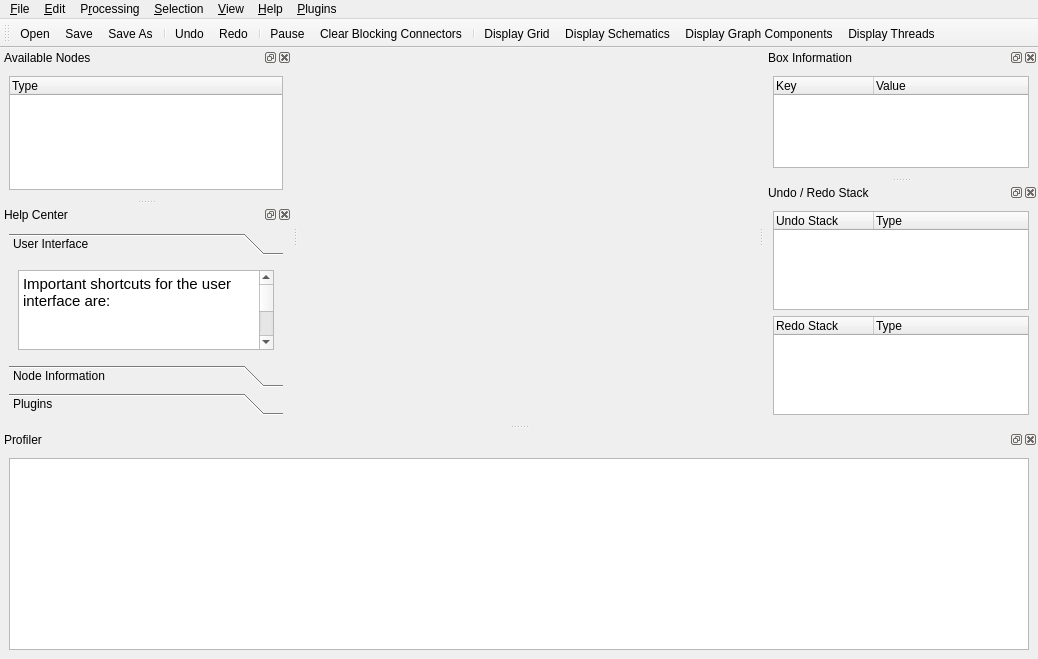
First picture: the form in src/csapex/ui/csapex_window.ui, repository cogsys-tuebingen/csapex, before the edit.
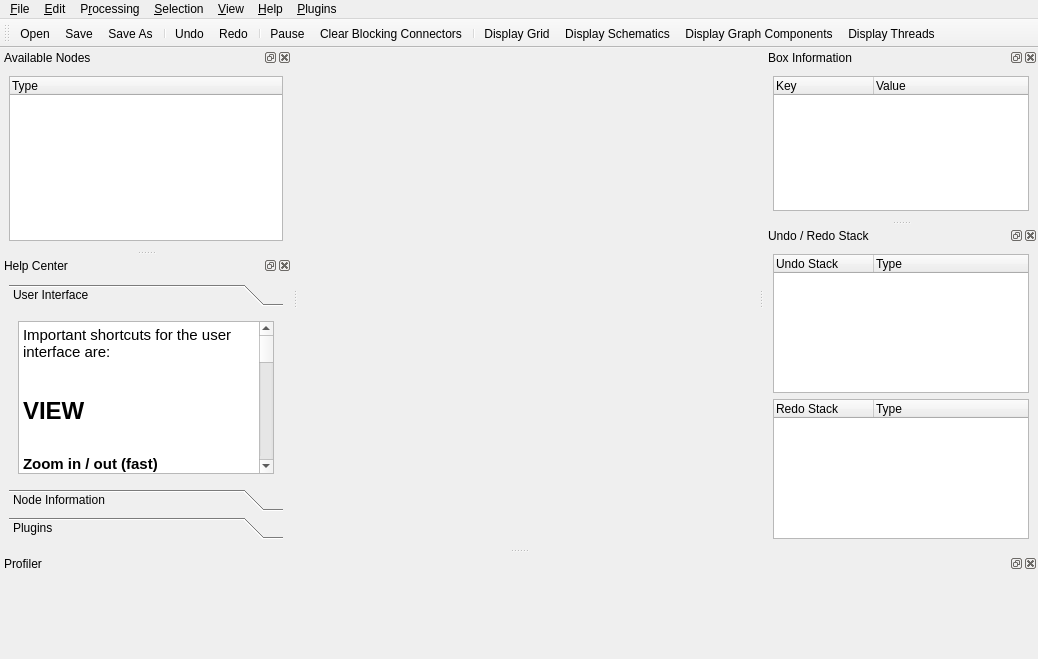
Second picture: the form after the edit. The open tabs and pages were chosen to show the change. Icons and pictures are not drawn.

Commit message: basic activity timeline added

```diff
--- a/src/csapex/ui/csapex_window.ui
+++ b/src/csapex/ui/csapex_window.ui
@@ -291,8 +291,8 @@
          <rect>
           <x>0</x>
           <y>0</y>
-          <width>98</width>
-          <height>88</height>
+          <width>274</width>
+          <height>164</height>
          </rect>
         </property>
         <attribute name="icon">
@@ -499,7 +499,62 @@
    <widget class="QWidget" name="dockWidgetContents_2">
     <layout class="QVBoxLayout" name="verticalLayout_9">
      <item>
-      <widget class="QGraphicsView" name="profiler_timeline_view"/>
+      <widget class="QScrollArea" name="scrollArea">
+       <property name="autoFillBackground">
+        <bool>true</bool>
+       </property>
+       <property name="frameShape">
+        <enum>QFrame::NoFrame</enum>
+       </property>
+       <property name="frameShadow">
+        <enum>QFrame::Plain</enum>
+       </property>
+       <property name="lineWidth">
+        <number>0</number>
+       </property>
+       <property name="horizontalScrollBarPolicy">
+        <enum>Qt::ScrollBarAlwaysOff</enum>
+       </property>
+       <property name="sizeAdjustPolicy">
+        <enum>QAbstractScrollArea::AdjustToContents</enum>
+       </property>
+       <property name="widgetResizable">
+        <bool>true</bool>
+       </property>
+       <property name="alignment">
+        <set>Qt::AlignLeading|Qt::AlignLeft|Qt::AlignTop</set>
+       </property>
+       <widget class="QWidget" name="timeline">
+        <property name="geometry">
+         <rect>
+          <x>0</x>
+          <y>0</y>
+          <width>1020</width>
+          <height>68</height>
+         </rect>
+        </property>
+        <layout class="QHBoxLayout" name="horizontalLayout">
+         <property name="spacing">
+          <number>0</number>
+         </property>
+         <property name="sizeConstraint">
+          <enum>QLayout::SetMinimumSize</enum>
+         </property>
+         <property name="leftMargin">
+          <number>0</number>
+         </property>
+         <property name="topMargin">
+          <number>0</number>
+         </property>
+         <property name="rightMargin">
+          <number>0</number>
+         </property>
+         <property name="bottomMargin">
+          <number>0</number>
+         </property>
+        </layout>
+       </widget>
+      </widget>
      </item>
     </layout>
    </widget>
```
Left out of the diff: 21 changed lines with no effect on the pictures. The commit also changes 18 other files.
